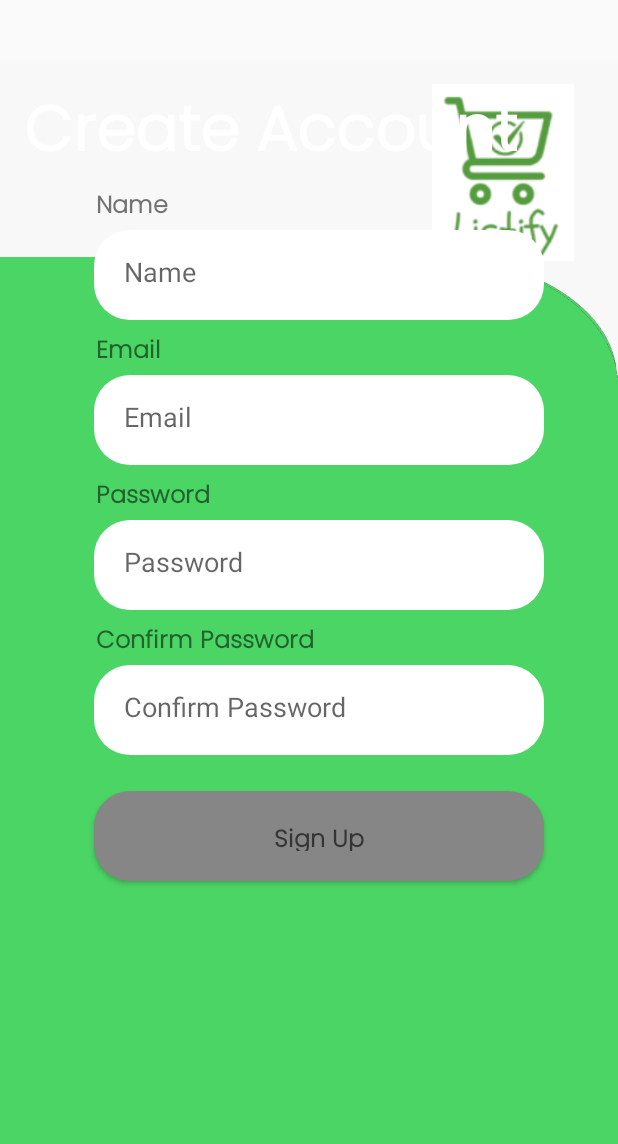
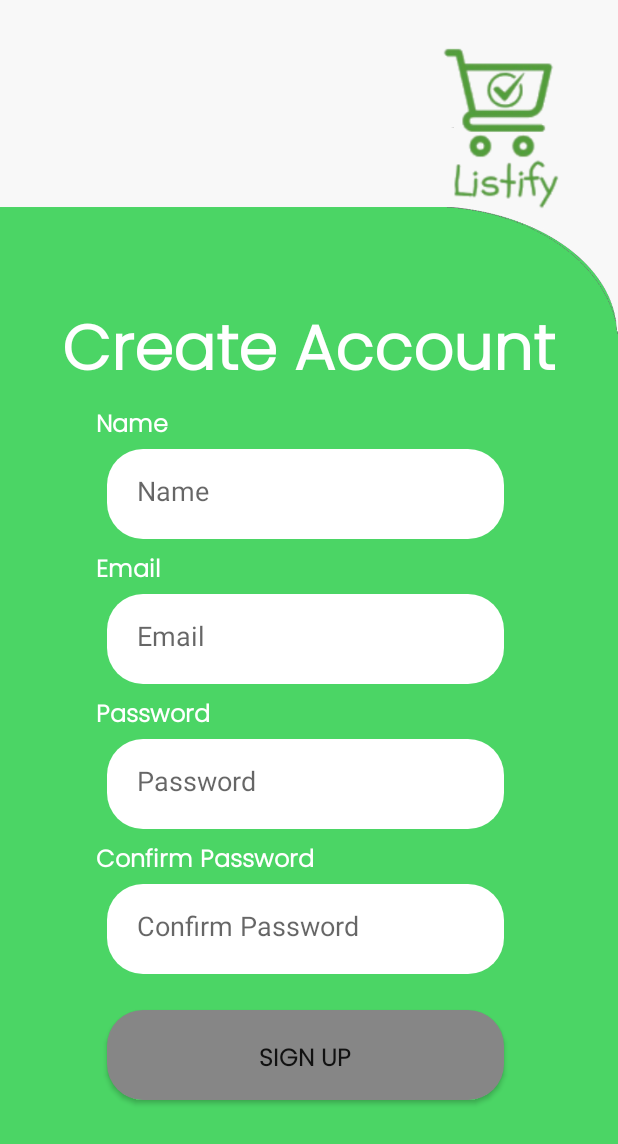
Before and after one commit to zephyrstorm123/MO-IT114-LISTIFY-MobileDevFundamentals, an Android app built with Jetpack Compose: the layout register.xml on its own in the app's theme, with its tools: preview values and no code run, on a phone screen of 412 x 824 dp. Shown: the top 1144 px of the screen. Run offline under Robolectric (Android 15) with nearby library versions, the phone set to English and light mode, and no system bars.

Commit message:
Fixed Register Page

```diff
--- a/app/build.gradle.kts
+++ b/app/build.gradle.kts
@@ -50,6 +50,7 @@ dependencies {
     implementation(libs.androidx.ui.tooling.preview)
     implementation(libs.androidx.material3)
     implementation(libs.androidx.constraintlayout)
+    implementation("androidx.appcompat:appcompat:1.3.1")
     testImplementation(libs.junit)
     androidTestImplementation(libs.androidx.junit)
     androidTestImplementation(libs.androidx.espresso.core)
--- a/app/src/main/AndroidManifest.xml
+++ b/app/src/main/AndroidManifest.xml
@@ -15,7 +15,6 @@
         <activity
             android:name=".MainActivity"
             android:exported="true"
-            android:label="@string/app_name"
             android:theme="@style/Theme.MOIT114LISTIFYMobileDevFundamentals">
             <intent-filter>
                 <action android:name="android.intent.action.MAIN" />
@@ -23,6 +22,8 @@
                 <category android:name="android.intent.category.LAUNCHER" />
             </intent-filter>
         </activity>
+        <activity android:name=".CreateAccountActivity"
+                android:exported="true" />
         <meta-data
             android:name="preloaded_fonts"
             android:resource="@array/preloaded_fonts" />
--- a/app/src/main/res/layout/activity_main.xml
+++ b/app/src/main/res/layout/activity_main.xml
@@ -78,6 +78,7 @@
         />
 
     <TextView
+        android:id="@+id/forgetPassword"
         android:layout_width="wrap_content"
         android:layout_height="wrap_content"
         android:layout_marginTop="16dp"
@@ -88,6 +89,7 @@
         />
 
     <Button
+        android:id="@+id/createAcctBtn"
         android:layout_width="240dp"
         android:layout_height="40dp"
         android:layout_marginTop="70sp"
--- a/app/src/main/res/layout/register.xml
+++ b/app/src/main/res/layout/register.xml
@@ -1,4 +1,3 @@
-<?xml version="1.0" encoding="utf-8"?>
 <androidx.constraintlayout.widget.ConstraintLayout xmlns:android="http://schemas.android.com/apk/res/android"
     xmlns:app="http://schemas.android.com/apk/res-auto"
     xmlns:tools="http://schemas.android.com/tools"
@@ -6,29 +5,34 @@
     android:layout_height="match_parent"
     android:background="@drawable/register_bg"
     android:padding="16dp"
-    android:layout_marginTop="40sp">
+    tools:context=".CreateAccountActivity">
 
     <ImageView
+        android:id="@+id/imageView"
         android:layout_width="121dp"
         android:layout_height="118dp"
+        android:layout_marginTop="8dp"
         android:contentDescription="@string/image_of_a_person"
         android:src="@drawable/listify_logo"
         app:layout_constraintEnd_toEndOf="parent"
+        app:layout_constraintHorizontal_bias="1.0"
+        app:layout_constraintStart_toStartOf="parent"
         app:layout_constraintTop_toTopOf="parent" />
 
     <TextView
         android:id="@+id/textView"
         android:layout_width="wrap_content"
         android:layout_height="wrap_content"
-        android:layout_marginVertical="20dp"
+        android:layout_marginVertical="60dp"
         android:fontFamily="@font/poppins_light"
         android:text="@string/register"
         android:textColor="@color/white"
         android:textSize="42sp"
         android:textStyle="bold"
-        tools:ignore="MissingConstraints"
-        tools:layout_editor_absoluteX="30dp"
-        tools:layout_editor_absoluteY="174dp" />
+        app:layout_constraintEnd_toEndOf="parent"
+        app:layout_constraintHorizontal_bias="0.49"
+        app:layout_constraintStart_toStartOf="parent"
+        app:layout_constraintTop_toBottomOf="@+id/imageView" />
 
     <TextView
         android:id="@+id/name"
@@ -36,15 +40,46 @@
         android:layout_height="wrap_content"
         android:layout_marginStart="48dp"
         android:fontFamily="@font/poppins_light"
+        android:textColor="@color/white"
         android:text="@string/name"
         android:textSize="16sp"
         android:textStyle="bold"
         app:layout_constraintStart_toStartOf="parent"
-        app:layout_constraintTop_toBottomOf="@+id/textView" />
+        app:layout_constraintTop_toBottomOf="@id/textView" />
+
+    <EditText
+        android:id="@+id/username"
+        android:layout_width="0dp"
+        android:layout_height="60sp"
+        android:layout_marginVertical="2dp"
+        android:layout_marginStart="55dp"
+        android:layout_marginTop="4dp"
+        android:layout_marginEnd="60dp"
+        android:autofillHints="name"
+        android:background="@drawable/rounded_corner_white"
+        android:hint="@string/name"
+        android:padding="20dp"
+        app:layout_constraintEnd_toEndOf="parent"
+        app:layout_constraintStart_toStartOf="parent"
+        app:layout_constraintTop_toBottomOf="@id/name" />
+
+    <TextView
+        android:id="@+id/email"
+        android:layout_width="wrap_content"
+        android:layout_height="wrap_content"
+        android:layout_marginStart="48dp"
+        android:layout_marginTop="8dp"
+        android:fontFamily="@font/poppins_light"
+        android:textColor="@color/white"
+        android:text="@string/email"
+        android:textSize="16sp"
+        android:textStyle="bold"
+        app:layout_constraintStart_toStartOf="parent"
+        app:layout_constraintTop_toBottomOf="@id/username" />
 
     <EditText
         android:id="@+id/email_input"
-        android:layout_width="300sp"
+        android:layout_width="0dp"
         android:layout_height="60sp"
         android:layout_marginVertical="2dp"
         android:layout_marginStart="55dp"
@@ -56,9 +91,8 @@
         android:inputType="textEmailAddress"
         android:padding="20dp"
         app:layout_constraintEnd_toEndOf="parent"
-        app:layout_constraintHorizontal_bias="0.25"
         app:layout_constraintStart_toStartOf="parent"
-        app:layout_constraintTop_toBottomOf="@+id/email" />
+        app:layout_constraintTop_toBottomOf="@id/email" />
 
     <TextView
         android:id="@+id/password"
@@ -67,15 +101,47 @@
         android:layout_marginStart="48dp"
         android:layout_marginTop="8dp"
         android:fontFamily="@font/poppins_light"
+        android:textColor="@color/white"
         android:text="@string/password"
         android:textSize="16sp"
         android:textStyle="bold"
         app:layout_constraintStart_toStartOf="parent"
-        app:layout_constraintTop_toBottomOf="@+id/email_input" />
+        app:layout_constraintTop_toBottomOf="@id/email_input" />
+
+    <EditText
+        android:id="@+id/password_input"
+        android:layout_width="0dp"
+        android:layout_height="60sp"
+        android:layout_marginVertical="2dp"
+        android:layout_marginStart="55dp"
+        android:layout_marginTop="4dp"
+        android:layout_marginEnd="60dp"
+        android:autofillHints="password"
+        android:background="@drawable/rounded_corner_white"
+        android:hint="@string/password"
+        android:inputType="textWebPassword"
+        android:padding="20dp"
+        app:layout_constraintEnd_toEndOf="parent"
+        app:layout_constraintStart_toStartOf="parent"
+        app:layout_constraintTop_toBottomOf="@id/password" />
+
+    <TextView
+        android:id="@+id/confirm_password"
+        android:layout_width="wrap_content"
+        android:layout_height="wrap_content"
+        android:layout_marginStart="48dp"
+        android:layout_marginTop="8dp"
+        android:fontFamily="@font/poppins_light"
+        android:textColor="@color/white"
+        android:text="@string/confirmPw"
+        android:textSize="16sp"
+        android:textStyle="bold"
+        app:layout_constraintStart_toStartOf="parent"
+        app:layout_constraintTop_toBottomOf="@id/password_input" />
 
     <EditText
         android:id="@+id/confirm_password_input"
-        android:layout_width="300sp"
+        android:layout_width="0dp"
         android:layout_height="60sp"
         android:layout_marginVertical="2dp"
         android:layout_marginStart="55dp"
@@ -87,92 +153,25 @@
         android:inputType="textWebPassword"
         android:padding="20dp"
         app:layout_constraintEnd_toEndOf="parent"
-        app:layout_constraintHorizontal_bias="0.25"
         app:layout_constraintStart_toStartOf="parent"
-        app:layout_constraintTop_toBottomOf="@+id/confirm_password" />
-
-    <EditText
-        android:id="@+id/password_input"
-        android:layout_width="300sp"
-        android:layout_height="60sp"
-        android:layout_marginVertical="2dp"
-        android:layout_marginStart="55dp"
-        android:layout_marginTop="4dp"
-        android:layout_marginEnd="60dp"
-        android:autofillHints="password"
-        android:background="@drawable/rounded_corner_white"
-        android:hint="@string/password"
-        android:inputType="textWebPassword"
-        android:padding="20dp"
-        app:layout_constraintEnd_toEndOf="parent"
-        app:layout_constraintHorizontal_bias="0.25"
-        app:layout_constraintStart_toStartOf="parent"
-        app:layout_constraintTop_toBottomOf="@+id/password" />
-
-    <TextView
-        android:id="@+id/confirm_password"
-        android:layout_width="wrap_content"
-        android:layout_height="wrap_content"
-        android:layout_marginStart="48dp"
-        android:layout_marginTop="8dp"
-        android:fontFamily="@font/poppins_light"
-        android:text="@string/confirmPw"
-        android:textSize="16sp"
-        android:textStyle="bold"
-        app:layout_constraintStart_toStartOf="parent"
-        app:layout_constraintTop_toBottomOf="@+id/password_input" />
-
-    <TextView
-        android:id="@+id/email"
-        android:layout_width="wrap_content"
-        android:layout_height="wrap_content"
-        android:layout_marginStart="48dp"
-        android:layout_marginTop="8dp"
-        android:fontFamily="@font/poppins_light"
-        android:text="@string/email"
-        android:textSize="16sp"
-        android:textStyle="bold"
-        app:layout_constraintStart_toStartOf="parent"
-        app:layout_constraintTop_toBottomOf="@+id/username" />
-
-    <EditText
-        android:id="@+id/username"
-        android:layout_width="300sp"
-        android:layout_height="60sp"
-        android:layout_marginVertical="2dp"
-        android:layout_marginStart="55dp"
-        android:layout_marginTop="4dp"
-        android:layout_marginEnd="60dp"
-        android:autofillHints="name"
-        android:background="@drawable/rounded_corner_white"
-        android:hint="@string/name"
-        android:padding="20dp"
-        app:layout_constraintEnd_toEndOf="parent"
-        app:layout_constraintHorizontal_bias="0.25"
-        app:layout_constraintStart_toStartOf="parent"
-        app:layout_constraintTop_toBottomOf="@+id/name" />
+        app:layout_constraintTop_toBottomOf="@id/confirm_password" />
 
     <Button
         android:id="@+id/registerBtn"
-        android:layout_width="300sp"
+        android:layout_width="0dp"
         android:layout_height="60sp"
         android:layout_marginVertical="24dp"
         android:layout_marginStart="55dp"
         android:layout_marginTop="28dp"
         android:layout_marginEnd="60dp"
-        android:autofillHints="name"
         android:background="@drawable/rounded_corner_grey"
-        android:hint="@string/signUp"
+        android:text="@string/signUp"
         android:textStyle="bold"
         android:fontFamily="@font/poppins_light"
         android:textSize="16sp"
         android:padding="20dp"
         app:layout_constraintEnd_toEndOf="parent"
-        app:layout_constraintHorizontal_bias="0.25"
         app:layout_constraintStart_toStartOf="parent"
-        app:layout_constraintTop_toBottomOf="@+id/confirm_password_input"
-
-        />
-
+        app:layout_constraintTop_toBottomOf="@id/confirm_password_input" />
 
 </androidx.constraintlayout.widget.ConstraintLayout>
--- a/app/src/main/res/values/strings.xml
+++ b/app/src/main/res/values/strings.xml
@@ -12,4 +12,7 @@
     <string name="email">Email</string>
     <string name="confirmPw">Confirm Password</string>
     <string name="signUp">Sign Up</string>
+    <string name="forgetPw_header">Forgot Password</string>
+    <string name="forgetPw_text">Enter your email address and we will send you a link to reset your password</string>
+    <string name="sendEmail">Send Email</string>
 </resources>
```
Also changed, not shown: app/src/main/java/com/example/mo_it114_listify_mobiledevfundamentals/CreateAccount.kt (added, +11 -0 lines), app/src/main/java/com/example/mo_it114_listify_mobiledevfundamentals/MainActivity.kt (+14 -0 lines), app/src/main/res/layout/forgot_password.xml (added, +98 -0 lines), app/src/main/res/drawable/listify_logo.PNG.
